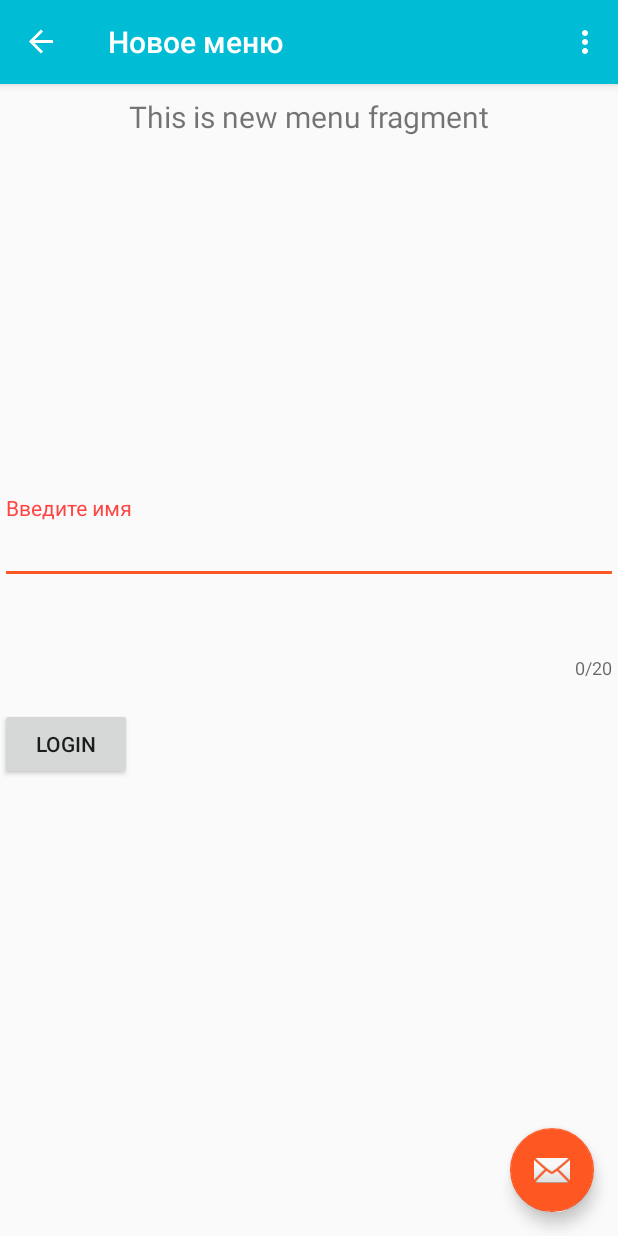
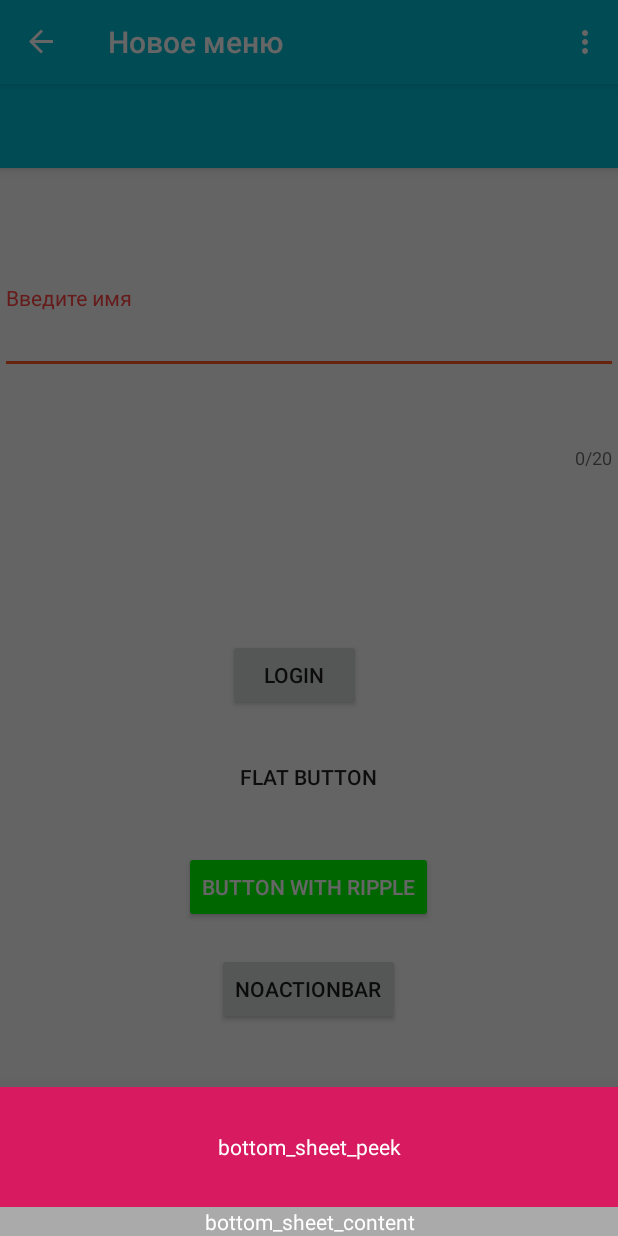
Before and after one commit to ganiushina/AndroidMaterialDesign_V29, an Android app: the screen it shows after launch (MainActivity), in the side drawer, after a tap on "Новое меню", on a phone screen of 412 x 824 dp. Run offline under Robolectric (Android 15) with nearby library versions, the phone set to English and light mode, and no system bars; our stand-ins replace navigation-ui.

Commit message:
Добавила BottomSheetDialog с прошлого урока, сделала кнопки, сделала стрелочку

```diff
--- a/app/build.gradle
+++ b/app/build.gradle
@@ -29,6 +29,7 @@ dependencies {
     implementation 'androidx.navigation:navigation-ui:2.2.1'
     implementation 'androidx.lifecycle:lifecycle-extensions:2.2.0'
     implementation 'com.google.android.gms:play-services-plus:17.0.0'
+    implementation 'androidx.recyclerview:recyclerview:1.0.0'
     testImplementation 'junit:junit:4.12'
     androidTestImplementation 'androidx.test.ext:junit:1.1.1'
     androidTestImplementation 'androidx.test.espresso:espresso-core:3.2.0'
--- /dev/null
+++ b/app/src/main/java/ru/alta/androidmaterialdesign_v29/BottomSheetFragment.java
@@ -0,0 +1,46 @@
+package ru.alta.androidmaterialdesign_v29;
+
+import android.annotation.SuppressLint;
+import android.app.Dialog;
+import android.view.View;
+
+import androidx.annotation.NonNull;
+import androidx.coordinatorlayout.widget.CoordinatorLayout;
+
+import com.google.android.material.bottomsheet.BottomSheetBehavior;
+import com.google.android.material.bottomsheet.BottomSheetDialogFragment;
+
+public class BottomSheetFragment extends BottomSheetDialogFragment {
+
+    private BottomSheetBehavior.BottomSheetCallback mBottomSheetBehaviorCallback = new BottomSheetBehavior.BottomSheetCallback() {
+
+        @Override
+        public void onStateChanged(@NonNull View bottomSheet, int newState) {
+            if (newState == BottomSheetBehavior.STATE_HIDDEN) {
+                dismiss();
+            }
+
+        }
+
+        @Override
+        public void onSlide(@NonNull View bottomSheet, float slideOffset) {
+        }
+    };
+
+    @SuppressLint("RestrictedApi")
+    @Override
+    public void setupDialog(Dialog dialog, int style) {
+        super.setupDialog(dialog, style);
+
+        View contentView = View.inflate(getContext(), R.layout.fragment_bottom_sheet, null);
+        dialog.setContentView(contentView);
+
+        CoordinatorLayout.LayoutParams params = (CoordinatorLayout.LayoutParams) ((View) contentView.getParent()).getLayoutParams();
+        CoordinatorLayout.Behavior behavior = params.getBehavior();
+
+        if (behavior != null && behavior instanceof BottomSheetBehavior) {
+            ((BottomSheetBehavior) behavior).setBottomSheetCallback(mBottomSheetBehaviorCallback);
+        }
+    }
+
+}
--- a/app/src/main/java/ru/alta/androidmaterialdesign_v29/ui/fragment/NewMenuFragment.java
+++ b/app/src/main/java/ru/alta/androidmaterialdesign_v29/ui/fragment/NewMenuFragment.java
@@ -12,20 +12,22 @@ import android.widget.TextView;
 
 import androidx.annotation.NonNull;
 import androidx.annotation.Nullable;
+import androidx.appcompat.app.AppCompatActivity;
 import androidx.fragment.app.Fragment;
-import androidx.lifecycle.MutableLiveData;
 import androidx.lifecycle.Observer;
 import androidx.lifecycle.ViewModelProviders;
 
 import com.google.android.material.snackbar.Snackbar;
 import com.google.android.material.textfield.TextInputEditText;
 
+import ru.alta.androidmaterialdesign_v29.BottomSheetFragment;
 import ru.alta.androidmaterialdesign_v29.R;
 
 public class NewMenuFragment extends Fragment {
 
     private NewMenuViewModel newMenuViewModel;
     int cnt = 0;
+
 
     public View onCreateView(@NonNull LayoutInflater inflater,
                              ViewGroup container, Bundle savedInstanceState) {
@@ -34,7 +36,13 @@ public class NewMenuFragment extends Fragment {
         View root = inflater.inflate(R.layout.fragment_new_menu, container, false);
         final TextView textView = root.findViewById(R.id.text_new);
         final TextInputEditText textLoginName = root.findViewById(R.id.textInputEditText);
-        Button buttonLogin = root.findViewById(R.id.button);
+        Button buttonLogin = root.findViewById(R.id.buttonLogin);
+        Button buttonNoActionBar = root.findViewById(R.id.buttonNoActionBar);
+
+        BottomSheetFragment bottomSheetDialogFragment = new BottomSheetFragment();
+        bottomSheetDialogFragment.show(getActivity().getSupportFragmentManager(), "Bottom Sheet Dialog Fragment");
+
+
         newMenuViewModel.getText().observe(this, new Observer<String>() {
             @Override
             public void onChanged(@Nullable String s) {
@@ -78,10 +86,19 @@ public class NewMenuFragment extends Fragment {
             }
             };
         });
+
+        buttonNoActionBar.setOnClickListener(new View.OnClickListener() {
+            @Override
+            public void onClick(View v) {
+                ((AppCompatActivity) getActivity()).getSupportActionBar().hide();
+            }
+        }
+        );
+
+
         return root;
+
     }
 
 
-
-
 }
--- /dev/null
+++ b/app/src/main/res/drawable-anydpi/button_background_selector.xml
@@ -0,0 +1,5 @@
+<?xml version="1.0" encoding="utf-8"?>
+<selector xmlns:android="http://schemas.android.com/apk/res/android">
+    <item android:state_enabled="false" android:color="#555555"/>
+    <item android:color="#00ff00"/>
+</selector>
--- /dev/null
+++ b/app/src/main/res/drawable/button_text_selector.xml
@@ -0,0 +1,5 @@
+<?xml version="1.0" encoding="utf-8"?>
+<selector xmlns:android="http://schemas.android.com/apk/res/android">
+    <item android:state_enabled="false" android:color="#888888"/>
+    <item android:color="#ffffff"/>
+</selector>
--- a/app/src/main/res/layout/app_bar_main.xml
+++ b/app/src/main/res/layout/app_bar_main.xml
@@ -28,6 +28,6 @@
         android:layout_height="wrap_content"
         android:layout_gravity="bottom|end"
         android:layout_margin="@dimen/fab_margin"
-        app:srcCompat="@android:drawable/ic_dialog_email" />
+        app:srcCompat="@android:drawable/ic_input_add" />
 
 </androidx.coordinatorlayout.widget.CoordinatorLayout>
--- /dev/null
+++ b/app/src/main/res/layout/bottom_sheet.xml
@@ -0,0 +1,8 @@
+<?xml version="1.0" encoding="utf-8"?>
+<androidx.coordinatorlayout.widget.CoordinatorLayout xmlns:android="http://schemas.android.com/apk/res/android"
+    android:layout_width="match_parent"
+    android:layout_height="match_parent">
+
+    <include layout="@layout/fragment_bottom_sheet"/>
+
+</androidx.coordinatorlayout.widget.CoordinatorLayout>
--- /dev/null
+++ b/app/src/main/res/layout/fragment_bottom_sheet.xml
@@ -0,0 +1,28 @@
+<?xml version="1.0" encoding="utf-8"?>
+<LinearLayout xmlns:android="http://schemas.android.com/apk/res/android"
+    xmlns:app="http://schemas.android.com/apk/res-auto"
+    android:id="@+id/bottom_sheet"
+    android:layout_width="match_parent"
+    android:layout_height="340dp"
+    android:background="@android:color/darker_gray"
+    android:orientation="vertical"
+    app:behavior_hideable="true"
+    app:behavior_peekHeight="80dp"
+    app:layout_behavior="android.support.design.widget.BottomSheetBehavior">
+
+    <TextView
+        android:layout_width="match_parent"
+        android:layout_height="80dp"
+        android:background="@color/colorAccent"
+        android:gravity="center"
+        android:text="@string/bottom_sheet_peek"
+        android:textColor="@android:color/white" />
+
+    <TextView
+        android:layout_width="match_parent"
+        android:layout_height="match_parent"
+        android:gravity="center"
+        android:text="@string/bottom_sheet_content"
+        android:textColor="@android:color/white" />
+
+</LinearLayout>
--- a/app/src/main/res/layout/fragment_new_menu.xml
+++ b/app/src/main/res/layout/fragment_new_menu.xml
@@ -19,34 +19,53 @@
         app:layout_constraintTop_toTopOf="parent" />
 
     <Button
-        android:id="@+id/button"
-        android:layout_width="wrap_content"
+        android:id="@+id/buttonLogin"
+        android:layout_width="0dp"
         android:layout_height="wrap_content"
-        android:layout_marginBottom="288dp"
+        android:layout_marginStart="152dp"
+        android:layout_marginTop="10dp"
+        android:layout_marginEnd="171dp"
+        android:layout_marginBottom="250dp"
         android:layout_weight="1"
         android:gravity="center"
-        app:layout_constraintHorizontal_bias="0.5"
         android:text="@string/logon"
         android:theme="@style/EditTextStyle"
         app:counterEnabled="true"
         app:layout_constraintBottom_toBottomOf="parent"
-        app:layout_constraintTop_toBottomOf="@+id/textInputLayout"
-        tools:layout_editor_absoluteX="162dp" />
+        app:layout_constraintEnd_toEndOf="parent"
+        app:layout_constraintStart_toStartOf="parent"
+        app:layout_constraintTop_toBottomOf="@+id/textInputLayout" />
+
+    <Button
+        android:id="@+id/buttonFlat"
+        style="@style/Widget.AppCompat.Button.Borderless"
+        android:layout_width="0dp"
+        android:layout_height="wrap_content"
+        android:layout_marginStart="147dp"
+        android:layout_marginTop="20dp"
+        android:layout_marginEnd="148dp"
+        android:layout_weight="1"
+        android:elevation="0dp"
+        android:text="@string/flat_button"
+        app:layout_constraintEnd_toEndOf="parent"
+        app:layout_constraintStart_toStartOf="parent"
+        app:layout_constraintTop_toBottomOf="@+id/buttonLogin" />
 
     <com.google.android.material.textfield.TextInputLayout
         android:id="@+id/textInputLayout"
         android:layout_width="0dp"
         android:layout_height="wrap_content"
-        android:layout_marginTop="240dp"
-        app:errorEnabled="true"
+        android:layout_marginTop="100dp"
         app:counterEnabled="true"
         app:counterMaxLength="20"
         app:counterOverflowTextAppearance="@style/CounterStyle"
+        app:errorEnabled="true"
         app:errorTextAppearance="@style/ErrorText"
         app:hintTextAppearance="@style/EditTextHintStyle"
         app:layout_constraintEnd_toEndOf="parent"
+        app:layout_constraintHorizontal_bias="1.0"
         app:layout_constraintStart_toStartOf="parent"
-        app:layout_constraintTop_toBottomOf="@+id/text_new">
+        app:layout_constraintTop_toBottomOf="@id/text_new">
 
         <com.google.android.material.textfield.TextInputEditText
             android:id="@+id/textInputEditText"
@@ -58,4 +77,44 @@
 
     </com.google.android.material.textfield.TextInputLayout>
 
+    <com.google.android.material.appbar.AppBarLayout
+        android:layout_width="match_parent"
+        android:layout_height="wrap_content"
+        android:theme="@style/BaseAppTheme.AppBarOverlay"
+        tools:ignore="MissingConstraints">
+
+        <androidx.appcompat.widget.Toolbar
+            android:id="@+id/toolbar"
+            android:layout_width="match_parent"
+            android:layout_height="?attr/actionBarSize"
+            android:background="?attr/colorPrimary"
+            app:popupTheme="@style/BaseAppTheme.PopupOverlay" />
+
+    </com.google.android.material.appbar.AppBarLayout>
+
+    <Button
+        android:id="@+id/buttonRipple"
+        android:layout_width="wrap_content"
+        android:layout_height="wrap_content"
+        android:layout_marginStart="161dp"
+        android:layout_marginTop="25dp"
+        android:layout_marginEnd="162dp"
+        style="@style/MyButton"
+        android:text="@string/button_ripple"
+        app:layout_constraintEnd_toEndOf="parent"
+        app:layout_constraintStart_toStartOf="parent"
+        app:layout_constraintTop_toBottomOf="@+id/buttonFlat" />
+
+    <Button
+        android:id="@+id/buttonNoActionBar"
+        android:layout_width="wrap_content"
+        android:layout_height="wrap_content"
+        android:layout_marginStart="144dp"
+        android:layout_marginTop="20dp"
+        android:layout_marginEnd="145dp"
+        android:text="@string/noActionBar"
+        app:layout_constraintEnd_toEndOf="parent"
+        app:layout_constraintStart_toStartOf="parent"
+        app:layout_constraintTop_toBottomOf="@+id/buttonRipple" />
+
 </androidx.constraintlayout.widget.ConstraintLayout>
--- a/app/src/main/res/values/dimens.xml
+++ b/app/src/main/res/values/dimens.xml
@@ -5,4 +5,6 @@
     <dimen name="nav_header_vertical_spacing">8dp</dimen>
     <dimen name="nav_header_height">176dp</dimen>
     <dimen name="fab_margin">16dp</dimen>
+    <dimen name="list_item_spacing">16dp</dimen>
+    <dimen name="list_item_spacing_half">8dp</dimen>
 </resources>
--- a/app/src/main/res/values/strings.xml
+++ b/app/src/main/res/values/strings.xml
@@ -16,4 +16,12 @@
     <string name="new_menu">Новое меню</string>
     <string name="enter_name">Введите имя</string>
     <string name="logon">Login</string>
+
+    <!-- TODO: Remove or change this placeholder text -->
+    <string name="hello_blank_fragment">Hello blank fragment</string>
+    <string name="bottom_sheet_peek">bottom_sheet_peek</string>
+    <string name="bottom_sheet_content">bottom_sheet_content</string>
+    <string name="flat_button">Flat button</string>
+    <string name="button_ripple">Button  with Ripple</string>
+    <string name="noActionBar">NoActionBar</string>
 </resources>
--- a/app/src/main/res/values/styles.xml
+++ b/app/src/main/res/values/styles.xml
@@ -28,6 +28,20 @@
         <item name="android:textColor">@android:color/holo_red_dark</item>
     </style>
 
+    <style name="BottomSheetDialog" parent="Theme.Design.Light.BottomSheetDialog">
+        <item name="bottomSheetStyle">@style/bottomSheetStyleWrapper</item>
+    </style>
+
+    <style name="bottomSheetStyleWrapper" parent="Widget.Design.BottomSheet.Modal">
+        <item name="android:background">@android:color/transparent</item>
+    </style>
+
+    <style name="MyButton" parent="Widget.AppCompat.Button.Colored">
+        <item name="backgroundTint">@drawable/button_background_selector</item>
+        <item name="android:textColor">@drawable/button_text_selector</item>
+    </style>
+
+
 
 
 </resources>
--- a/build.gradle
+++ b/build.gradle
@@ -7,7 +7,7 @@ buildscript {
 
     }
     dependencies {
-        classpath 'com.android.tools.build:gradle:3.5.3'
+        classpath 'com.android.tools.build:gradle:3.6.1'
 
         // NOTE: Do not place your application dependencies here; they belong
         // in the individual module build.gradle files
```
Also changed, not shown: app/src/main/java/ru/alta/androidmaterialdesign_v29/MainActivity.java (+8 -1 lines), gradle/wrapper/gradle-wrapper.properties.
